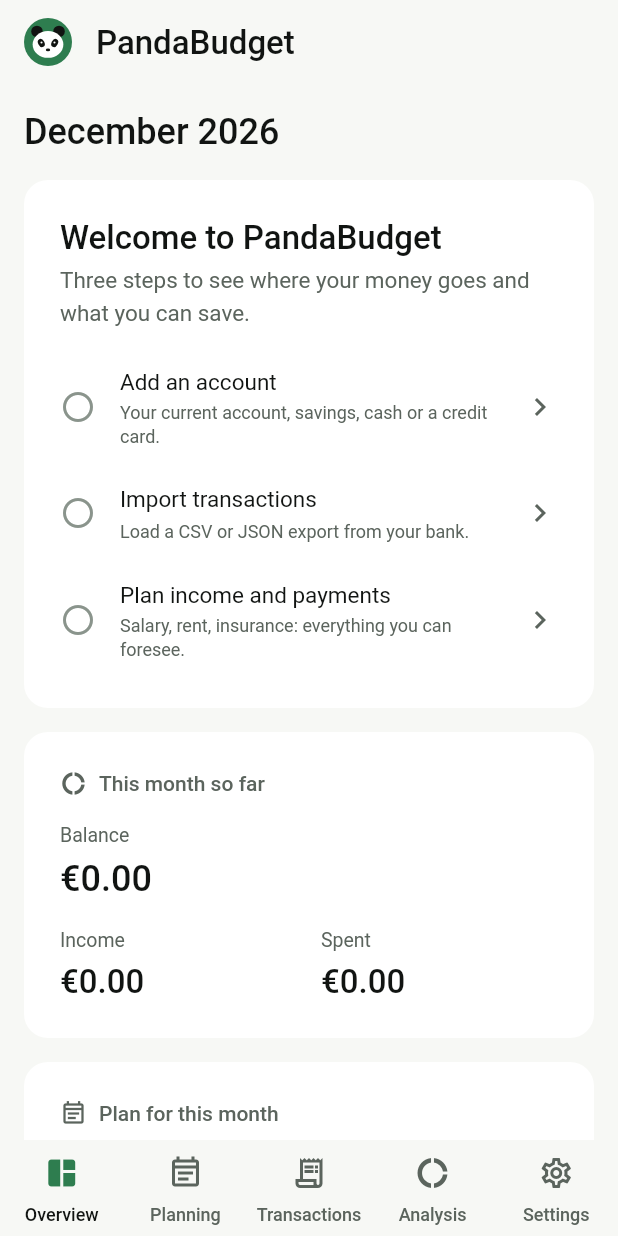
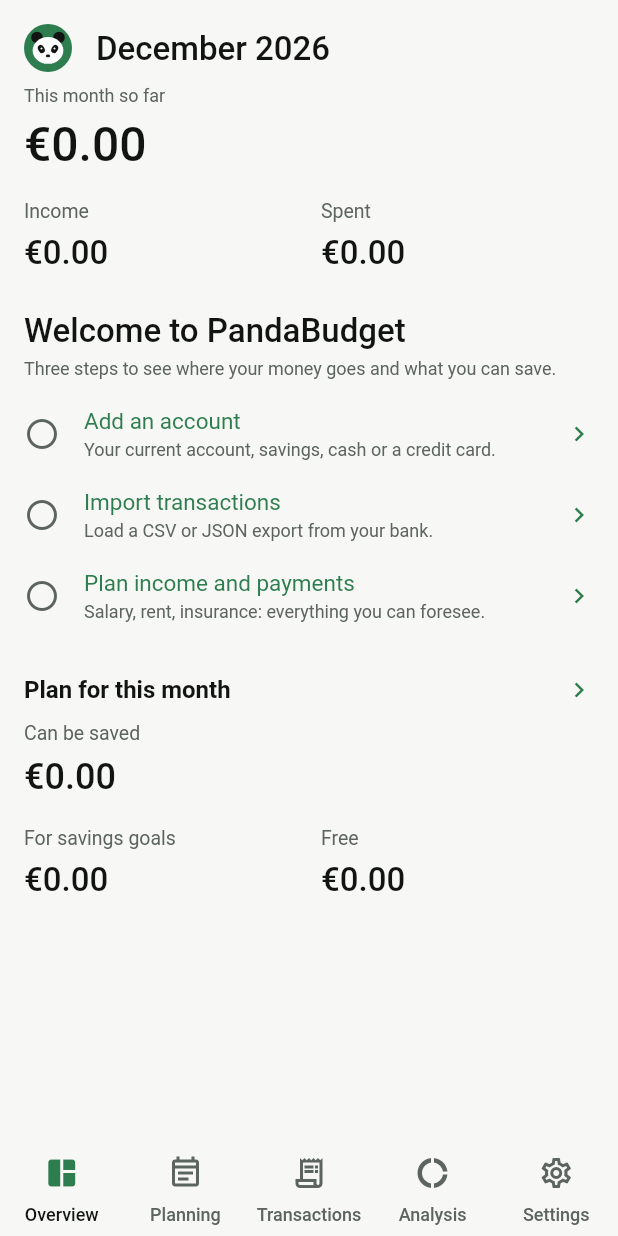
Before and after one commit to ColdStormy/PandaBudget, a Flutter app: the screen it shows after launch, on a phone screen of 412 x 824 dp. Run offline on Flutter 3.47's test engine with Material 3 defaults, Android fonts, the phone set to English and light mode, and no system bars; our stand-ins replace csv, drift, drift_flutter, file_picker, fl_chart, flutter_riverpod and 1 more; accounts and stored records are empty; generated files the repository leaves out were written again; statements that could not run were skipped.

Commit message:
Redesign overview page

```diff
--- a/lib/core/widgets/panda_widgets.dart
+++ b/lib/core/widgets/panda_widgets.dart
@@ -67,23 +67,35 @@ class PandaCard extends StatelessWidget {
 }
 
 /// Title above a group of content, with an optional action on the right.
+///
+/// With [onTap] the whole header opens something and ends in an accent
+/// chevron.
 class SectionHeader extends StatelessWidget {
-  const SectionHeader(this.title, {this.trailing, super.key});
+  const SectionHeader(this.title, {this.trailing, this.onTap, super.key});
 
   final String title;
   final Widget? trailing;
+  final VoidCallback? onTap;
 
   @override
   Widget build(BuildContext context) {
+    final theme = Theme.of(context);
     return Padding(
       padding: const EdgeInsets.only(top: Insets.lg, bottom: Insets.sm),
-      child: Row(
-        children: [
-          Expanded(
-            child: Text(title, style: Theme.of(context).textTheme.titleMedium),
-          ),
-          ?trailing,
-        ],
+      child: InkWell(
+        onTap: onTap,
+        child: Row(
+          children: [
+            Expanded(child: Text(title, style: theme.textTheme.titleMedium)),
+            ?trailing,
+            if (onTap != null)
+              Icon(
+                Icons.chevron_right,
+                size: 20,
+                color: theme.colorScheme.primary,
+              ),
+          ],
+        ),
       ),
     );
   }
--- a/lib/features/dashboard/presentation/overview_screen.dart
+++ b/lib/features/dashboard/presentation/overview_screen.dart
@@ -5,14 +5,16 @@ import 'package:go_router/go_router.dart';
 import 'package:pandabudget/app/panda_logo.dart';
 import 'package:pandabudget/app/routes.dart';
 import 'package:pandabudget/core/l10n/l10n.dart';
+import 'package:pandabudget/core/money/money_providers.dart';
 import 'package:pandabudget/core/theme/panda_colors.dart';
 import 'package:pandabudget/core/theme/spacing.dart';
 import 'package:pandabudget/core/time/clock.dart';
 import 'package:pandabudget/core/time/dates.dart';
+import 'package:pandabudget/core/widgets/page_widgets.dart';
 import 'package:pandabudget/core/widgets/panda_widgets.dart';
+import 'package:pandabudget/features/accounts/domain/account.dart';
 import 'package:pandabudget/features/accounts/presentation/account_providers.dart';
 import 'package:pandabudget/features/analysis/domain/analysis.dart';
-import 'package:pandabudget/features/analysis/presentation/budget_status_view.dart';
 import 'package:pandabudget/features/categories/presentation/category_widgets.dart';
 import 'package:pandabudget/features/planning/domain/forecast.dart';
 import 'package:pandabudget/features/planning/domain/planned_item.dart';
@@ -76,84 +78,104 @@ class OverviewScreen extends ConsumerWidget {
 
     final isFresh = balances.isEmpty || !hasPlan;
 
-    return Scaffold(
-      appBar: AppBar(
-        title: Row(
+    final money = ref.money(context);
+    final isWide = MediaQuery.sizeOf(context).width >= Breakpoints.wide;
+
+    Widget figures(
+      String firstLabel,
+      int first,
+      String secondLabel,
+      int second,
+    ) => Row(
       children: [
-            if (MediaQuery.sizeOf(context).width < Breakpoints.wide) ...[
-              const PandaLogo(size: 32),
+        Expanded(
+          child: Figure(label: firstLabel, amountMinor: first),
+        ),
         gapMd,
+        Expanded(
+          child: Figure(label: secondLabel, amountMinor: second),
+        ),
       ],
-            Text(l10n.appTitle),
+    );
+
+    final header = InkWell(
+      onTap: () => context.go(Routes.analysis),
+      child: Column(
+        crossAxisAlignment: CrossAxisAlignment.start,
+        children: [
+          PageHeader(
+            title: context.formatMonth(month),
+            leading: isWide ? null : const PandaLogo(size: 32),
+            caption: l10n.overviewActual,
+            figure: FittedBox(
+              fit: BoxFit.scaleDown,
+              alignment: Alignment.centerLeft,
+              child: AmountText(
+                summary.netMinor,
+                tone: AmountTone.signed,
+                showPlus: true,
+                style: theme.textTheme.displayLarge,
+              ),
+            ),
+          ),
+          gapMd,
+          figures(
+            l10n.income,
+            summary.incomeMinor,
+            l10n.spent,
+            summary.expenseMinor,
+          ),
         ],
       ),
-      ),
-      body: PageBody(
+    );
+
+    return Scaffold(
+      body: SafeArea(
+        bottom: false,
+        child: PageBody(
           bottomPadding: Insets.xl,
           children: [
-          Padding(
-            padding: const EdgeInsets.only(top: Insets.sm, bottom: Insets.md),
-            child: Text(
-              context.formatMonth(month),
-              style: theme.textTheme.headlineSmall,
+            // On wide windows the figures would otherwise drift far apart.
+            Align(
+              alignment: Alignment.centerLeft,
+              child: ConstrainedBox(
+                constraints: const BoxConstraints(maxWidth: 560),
+                child: header,
               ),
             ),
             if (isFresh) ...[
+              gapLg,
               _GettingStarted(
                 hasAccount: balances.isNotEmpty,
                 hasTransactions: transactions.isNotEmpty || uncategorized > 0,
                 hasPlan: hasPlan,
               ),
-            gapMd,
             ],
             if (uncategorized > 0) ...[
-            _UncategorizedNotice(count: uncategorized),
               gapMd,
+              ActionLink(
+                icon: Icons.label_off_outlined,
+                label: uncategorized >= 100
+                    ? l10n.uncategorizedMany
+                    : l10n.uncategorizedCount(uncategorized),
+                onTap: () {
+                  ref
+                      .read(transactionFilterProvider.notifier)
+                      .set(const TransactionFilter(uncategorizedOnly: true));
+                  context.go(Routes.transactions);
+                },
+              ),
             ],
             AdaptiveColumns(
+              spacing: Insets.lg,
               children: [
-              PandaCard(
-                onTap: () => context.go(Routes.analysis),
-                child: Column(
+                Column(
                   crossAxisAlignment: CrossAxisAlignment.start,
                   children: [
-                    _CardTitle(l10n.overviewActual, Icons.donut_large_outlined),
-                    gapMd,
-                    Figure(
-                      label: l10n.net,
-                      amountMinor: summary.netMinor,
-                      tone: AmountTone.signed,
-                      showPlus: true,
-                      large: true,
+                    SectionHeader(
+                      l10n.overviewPlan,
+                      onTap: () => context.go(Routes.planning),
                     ),
-                    gapMd,
-                    Row(
-                      children: [
-                        Expanded(
-                          child: Figure(
-                            label: l10n.income,
-                            amountMinor: summary.incomeMinor,
-                          ),
-                        ),
-                        gapMd,
-                        Expanded(
-                          child: Figure(
-                            label: l10n.spent,
-                            amountMinor: summary.expenseMinor,
-                          ),
-                        ),
-                      ],
-                    ),
-                  ],
-                ),
-              ),
-              PandaCard(
-                onTap: () => context.go(Routes.planning),
-                child: Column(
-                  crossAxisAlignment: CrossAxisAlignment.start,
-                  children: [
-                    _CardTitle(l10n.overviewPlan, Icons.event_note_outlined),
-                    gapMd,
                     Figure(
                       label: l10n.savingsPotential,
                       amountMinor: planMonth?.savingsPotentialMinor ?? 0,
@@ -162,64 +184,35 @@ class OverviewScreen extends ConsumerWidget {
                       large: true,
                     ),
                     gapMd,
-                    Row(
-                      children: [
-                        Expanded(
-                          child: Figure(
-                            label: l10n.savingForGoals,
-                            amountMinor: planMonth?.goalContributionsMinor ?? 0,
-                          ),
-                        ),
-                        gapMd,
-                        Expanded(
-                          child: Figure(
-                            label: l10n.freeAfterGoals,
-                            amountMinor: planMonth?.freeMinor ?? 0,
-                          ),
+                    figures(
+                      l10n.savingForGoals,
+                      planMonth?.goalContributionsMinor ?? 0,
+                      l10n.freeAfterGoals,
+                      planMonth?.freeMinor ?? 0,
                     ),
                   ],
                 ),
+                if (balances.isNotEmpty)
+                  Column(
+                    crossAxisAlignment: CrossAxisAlignment.start,
+                    children: [
+                      SectionHeader(
+                        l10n.accounts,
+                        trailing: AmountText(
+                          balances.map((b) => b.balanceMinor).sum,
+                          style: theme.textTheme.titleMedium,
+                        ),
+                      ),
+                      _AccountGrid(balances),
                     ],
                   ),
-              ),
-              if (balances.isNotEmpty)
-                PandaCard(
-                  child: Column(
+                if (upcoming.isNotEmpty)
+                  Column(
                     crossAxisAlignment: CrossAxisAlignment.start,
                     children: [
-                      _CardTitle(l10n.accounts, Icons.account_balance_outlined),
-                      gapSm,
-                      for (final balance in balances)
-                        _Line(
-                          leading: ColorAvatar(
-                            color: Color(balance.account.colorValue),
-                            icon: accountKindIcon(balance.account.kind),
-                            size: 32,
-                          ),
-                          title: balance.account.name,
-                          amountMinor: balance.balanceMinor,
-                        ),
-                      const Padding(
-                        padding: EdgeInsets.symmetric(vertical: Insets.sm),
-                        child: Divider(),
-                      ),
-                      _Line(
-                        title: l10n.total,
-                        amountMinor: balances.map((b) => b.balanceMinor).sum,
-                        emphasised: true,
-                      ),
-                    ],
-                  ),
-                ),
-              if (upcoming.isNotEmpty)
-                PandaCard(
-                  child: Column(
-                    crossAxisAlignment: CrossAxisAlignment.start,
-                    children: [
-                      _CardTitle(l10n.overviewUpcoming, Icons.schedule),
-                      gapSm,
+                      SectionHeader(l10n.overviewUpcoming),
                       for (final occurrence in upcoming.take(6))
-                        _Line(
+                        PandaListRow(
                           title: occurrence.item.name,
                           subtitle: context.formatShortDate(occurrence.date),
                           amountMinor: occurrence.signedAmountMinor,
@@ -228,190 +221,82 @@ class OverviewScreen extends ConsumerWidget {
                         ),
                     ],
                   ),
-                ),
                 if (statuses.isNotEmpty)
-                PandaCard(
-                  onTap: () => context.go(Routes.analysis),
-                  child: Column(
+                  Column(
                     crossAxisAlignment: CrossAxisAlignment.start,
                     children: [
-                      _CardTitle(l10n.tabBudgets, Icons.pie_chart_outline),
-                      for (final status in statuses.take(4)) ...[
-                        gapMd,
-                        BudgetStatusView(status: status),
-                      ],
-                    ],
+                      SectionHeader(
+                        l10n.tabBudgets,
+                        onTap: () => context.go(Routes.analysis),
                       ),
-                ),
-              if (goals.isNotEmpty)
-                PandaCard(
-                  onTap: () => context.go(Routes.planning),
-                  child: Column(
-                    crossAxisAlignment: CrossAxisAlignment.start,
-                    children: [
-                      _CardTitle(l10n.tabGoals, Icons.flag_outlined),
-                      for (final goal in goals.take(4)) ...[
-                        gapMd,
-                        Row(
-                          children: [
-                            Expanded(
-                              child: Text(
-                                goal.name,
-                                maxLines: 1,
-                                overflow: TextOverflow.ellipsis,
-                              ),
-                            ),
-                            Text(
-                              '${(goal.progress * 100).round()} %',
-                              style: theme.textTheme.labelLarge,
+                      for (final status in statuses.take(4))
+                        BudgetRow(
+                          title: status.budget.name,
+                          detail:
+                              '${money.format(status.spentMinor)} '
+                              '${l10n.ofAmount} '
+                              '${money.format(status.limitMinor)}',
+                          progress: status.ratio,
+                          color: Color(status.budget.colorValue),
                         ),
                     ],
                   ),
-                        gapSm,
-                        UsageBar(
-                          value: goal.progress,
+                if (goals.isNotEmpty)
+                  Column(
+                    crossAxisAlignment: CrossAxisAlignment.start,
+                    children: [
+                      SectionHeader(
+                        l10n.tabGoals,
+                        onTap: () => context.go(Routes.planning),
+                      ),
+                      for (final goal in goals.take(4))
+                        BudgetRow(
+                          title: goal.name,
+                          detail: '${(goal.progress * 100).round()} %',
+                          progress: goal.progress,
                           color: Color(goal.colorValue),
-                        ),
-                        if (forecast?.goalPlans[goal.id] case final plan?
-                            when !plan.isOnTrack) ...[
-                          gapXs,
-                          Text(
-                            l10n.goalBehind,
-                            style: theme.textTheme.labelMedium?.copyWith(
-                              color: context.financeColors.warning,
-                            ),
-                          ),
-                        ],
-                      ],
-                    ],
-                  ),
+                          note: forecast?.goalPlans[goal.id]?.isOnTrack == false
+                              ? l10n.goalBehind
+                              : null,
+                          noteColor: context.financeColors.warning,
                         ),
                     ],
                   ),
               ],
             ),
-    );
-  }
-}
-
-class _CardTitle extends StatelessWidget {
-  const _CardTitle(this.title, this.icon);
-
-  final String title;
-  final IconData icon;
-
-  @override
-  Widget build(BuildContext context) {
-    final theme = Theme.of(context);
-    return Row(
-      children: [
-        Icon(icon, size: 18, color: theme.colorScheme.onSurfaceVariant),
-        gapSm,
-        Expanded(
-          child: Text(
-            title,
-            style: theme.textTheme.titleSmall?.copyWith(
-              color: theme.colorScheme.onSurfaceVariant,
-            ),
-          ),
-        ),
-      ],
-    );
-  }
-}
-
-class _Line extends StatelessWidget {
-  const _Line({
-    required this.title,
-    required this.amountMinor,
-    this.leading,
-    this.subtitle,
-    this.tone = AmountTone.plain,
-    this.showPlus = false,
-    this.emphasised = false,
-  });
-
-  final String title;
-  final int amountMinor;
-  final Widget? leading;
-  final String? subtitle;
-  final AmountTone tone;
-  final bool showPlus;
-  final bool emphasised;
-
-  @override
-  Widget build(BuildContext context) {
-    final theme = Theme.of(context);
-    final style = emphasised
-        ? theme.textTheme.titleMedium
-        : theme.textTheme.bodyLarge;
-    return Padding(
-      padding: const EdgeInsets.symmetric(vertical: 6),
-      child: Row(
-        children: [
-          if (leading != null) ...[leading!, gapMd],
-          Expanded(
-            child: Column(
-              crossAxisAlignment: CrossAxisAlignment.start,
-              children: [
-                Text(
-                  title,
-                  style: style,
-                  maxLines: 1,
-                  overflow: TextOverflow.ellipsis,
-                ),
-                if (subtitle != null)
-                  Text(
-                    subtitle!,
-                    style: theme.textTheme.bodySmall?.copyWith(
-                      color: theme.colorScheme.onSurfaceVariant,
-                    ),
-                  ),
           ],
         ),
-          ),
-          gapMd,
-          AmountText(amountMinor, tone: tone, showPlus: showPlus, style: style),
-        ],
       ),
     );
   }
 }
 
-class _UncategorizedNotice extends ConsumerWidget {
-  const _UncategorizedNotice({required this.count});
+/// Accounts as tiles, two per row.
+class _AccountGrid extends StatelessWidget {
+  const _AccountGrid(this.balances);
 
-  final int count;
+  final List<AccountBalance> balances;
 
   @override
-  Widget build(BuildContext context, WidgetRef ref) {
-    final l10n = context.l10n;
-    final theme = Theme.of(context);
-    return PandaCard(
-      padding: const EdgeInsets.symmetric(
-        horizontal: Insets.md,
-        vertical: Insets.sm,
-      ),
-      onTap: () {
-        ref
-            .read(transactionFilterProvider.notifier)
-            .set(const TransactionFilter(uncategorizedOnly: true));
-        context.go(Routes.transactions);
-      },
-      child: Row(
+  Widget build(BuildContext context) {
+    return LayoutBuilder(
+      builder: (context, constraints) {
+        final width = (constraints.maxWidth - Insets.sm) / 2;
+        return Wrap(
+          spacing: Insets.sm,
+          runSpacing: Insets.sm,
           children: [
-          Icon(Icons.label_off_outlined, color: theme.colorScheme.primary),
-          gapMd,
-          Expanded(
-            child: Text(
-              count >= 100
-                  ? l10n.uncategorizedMany
-                  : l10n.uncategorizedCount(count),
+            for (final balance in balances)
+              SizedBox(
+                width: width,
+                child: AccountTile(
+                  name: balance.account.name,
+                  balanceMinor: balance.balanceMinor,
                 ),
               ),
-          const Icon(Icons.chevron_right),
           ],
-      ),
+        );
+      },
     );
   }
 }
@@ -432,32 +317,21 @@ class _GettingStarted extends StatelessWidget {
     final l10n = context.l10n;
     final theme = Theme.of(context);
 
-    Widget step(bool done, String title, String subtitle, VoidCallback onTap) =>
-        ListTile(
-          contentPadding: EdgeInsets.zero,
-          leading: Icon(
-            done ? Icons.check_circle : Icons.radio_button_unchecked,
-            color: done ? theme.colorScheme.primary : theme.colorScheme.outline,
-          ),
-          title: Text(title),
-          subtitle: Text(subtitle),
-          trailing: const Icon(Icons.chevron_right),
+    Widget step(bool done, String title, String caption, VoidCallback onTap) =>
+        ActionLink(
+          icon: done ? Icons.check_circle : Icons.radio_button_unchecked,
+          label: title,
+          caption: caption,
           onTap: onTap,
         );
 
-    return PandaCard(
-      child: Column(
+    return Column(
       crossAxisAlignment: CrossAxisAlignment.start,
       children: [
         Text(l10n.welcomeTitle, style: theme.textTheme.titleLarge),
         gapXs,
-          Text(
-            l10n.welcomeMessage,
-            style: theme.textTheme.bodyMedium?.copyWith(
-              color: theme.colorScheme.onSurfaceVariant,
-            ),
-          ),
-          gapMd,
+        Text(l10n.welcomeMessage, style: theme.textTheme.bodySmall),
+        gapSm,
         step(
           hasAccount,
           l10n.stepAccountTitle,
@@ -477,7 +351,6 @@ class _GettingStarted extends StatelessWidget {
           () => context.push(Routes.plannedItemEdit()),
         ),
       ],
-      ),
     );
   }
 }
```
Also changed, not shown: lib/core/widgets/page_widgets.dart (+10 -0 lines), 8 other files. Lines whose indentation alone changed are shown as unchanged.
